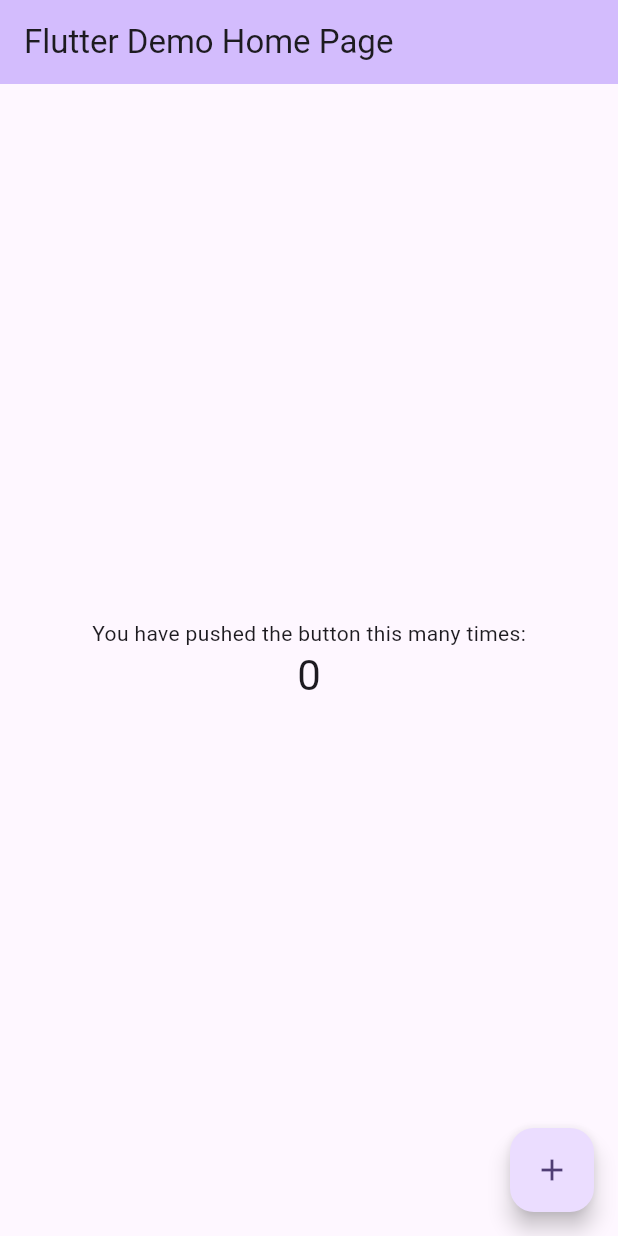
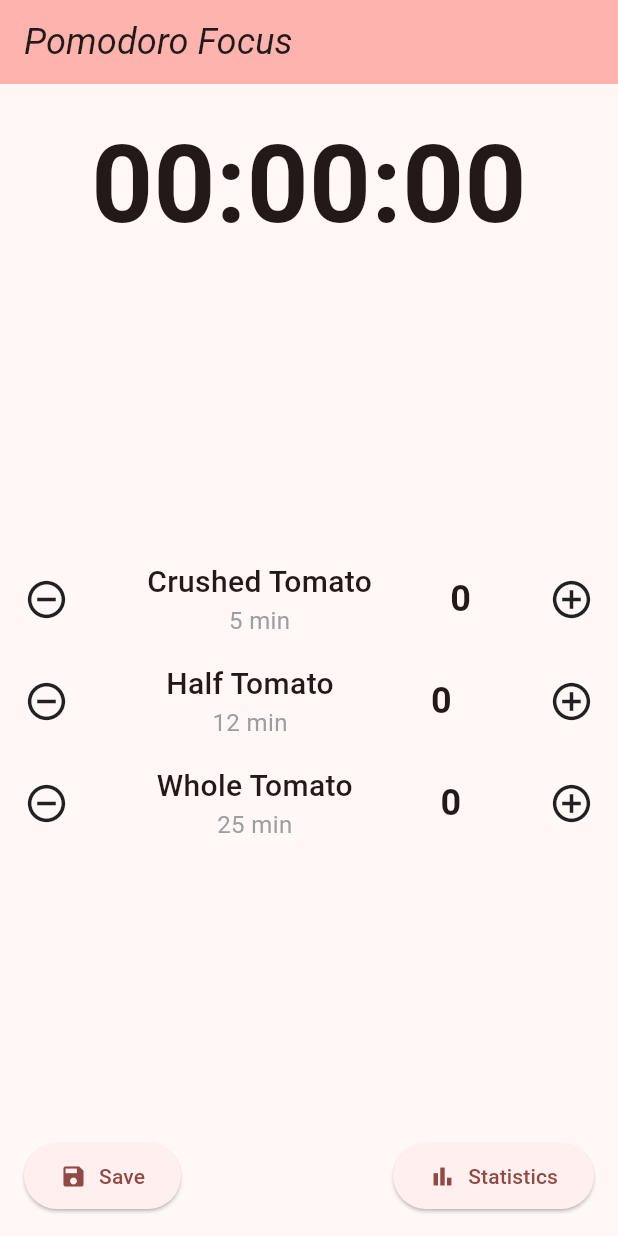
Before and after one commit to potaxo/pomodoro_app, a Flutter app: the screen it shows after launch, on a phone screen of 412 x 824 dp. Run offline on Flutter 3.47's test engine with Material 3 defaults, Android fonts, the phone set to English and light mode, and no system bars.

Commit message:
designed some layout

```diff
--- a/lib/main.dart
+++ b/lib/main.dart
@@ -1,4 +1,5 @@
 import 'package:flutter/material.dart';
+import 'package:pomodoro_app/screens/home_screen.dart'; // We will create this file next
 
 void main() {
   runApp(const MyApp());
@@ -7,116 +8,23 @@ void main() {
 class MyApp extends StatelessWidget {
   const MyApp({super.key});
 
-  // This widget is the root of your application.
   @override
   Widget build(BuildContext context) {
     return MaterialApp(
-      title: 'Flutter Demo',
+      title: 'Pomodoro Focus App',
       theme: ThemeData(
-        // This is the theme of your application.
-        //
-        // TRY THIS: Try running your application with "flutter run". You'll see
-        // the application has a purple toolbar. Then, without quitting the app,
-        // try changing the seedColor in the colorScheme below to Colors.green
-        // and then invoke "hot reload" (save your changes or press the "hot
-        // reload" button in a Flutter-supported IDE, or press "r" if you used
-        // the command line to start the app).
-        //
-        // Notice that the counter didn't reset back to zero; the application
-        // state is not lost during the reload. To reset the state, use hot
-        // restart instead.
-        //
-        // This works for code too, not just values: Most code changes can be
-        // tested with just a hot reload.
-        colorScheme: ColorScheme.fromSeed(seedColor: Colors.deepPurple),
+        // Using a color scheme based on a seed color for a modern look
+        colorScheme: ColorScheme.fromSeed(seedColor: Colors.redAccent),
+        useMaterial3: true,
+        // Setting a consistent text theme
+        textTheme: const TextTheme(
+          displayLarge: TextStyle(fontSize: 72.0, fontWeight: FontWeight.bold),
+          titleLarge: TextStyle(fontSize: 24.0, fontStyle: FontStyle.italic),
+          bodyMedium: TextStyle(fontSize: 14.0),
+        ),
       ),
-      home: const MyHomePage(title: 'Flutter Demo Home Page'),
+      // The app starts with the HomeScreen
+      home: const HomeScreen(),
     );
   }
 }
-
-class MyHomePage extends StatefulWidget {
-  const MyHomePage({super.key, required this.title});
-
-  // This widget is the home page of your application. It is stateful, meaning
-  // that it has a State object (defined below) that contains fields that affect
-  // how it looks.
-
-  // This class is the configuration for the state. It holds the values (in this
-  // case the title) provided by the parent (in this case the App widget) and
-  // used by the build method of the State. Fields in a Widget subclass are
-  // always marked "final".
-
-  final String title;
-
-  @override
-  State<MyHomePage> createState() => _MyHomePageState();
-}
-
-class _MyHomePageState extends State<MyHomePage> {
-  int _counter = 0;
-
-  void _incrementCounter() {
-    setState(() {
-      // This call to setState tells the Flutter framework that something has
-      // changed in this State, which causes it to rerun the build method below
-      // so that the display can reflect the updated values. If we changed
-      // _counter without calling setState(), then the build method would not be
-      // called again, and so nothing would appear to happen.
-      _counter++;
-    });
-  }
-
-  @override
-  Widget build(BuildContext context) {
-    // This method is rerun every time setState is called, for instance as done
-    // by the _incrementCounter method above.
-    //
-    // The Flutter framework has been optimized to make rerunning build methods
-    // fast, so that you can just rebuild anything that needs updating rather
-    // than having to individually change instances of widgets.
-    return Scaffold(
-      appBar: AppBar(
-        // TRY THIS: Try changing the color here to a specific color (to
-        // Colors.amber, perhaps?) and trigger a hot reload to see the AppBar
-        // change color while the other colors stay the same.
-        backgroundColor: Theme.of(context).colorScheme.inversePrimary,
-        // Here we take the value from the MyHomePage object that was created by
-        // the App.build method, and use it to set our appbar title.
-        title: Text(widget.title),
-      ),
-      body: Center(
-        // Center is a layout widget. It takes a single child and positions it
-        // in the middle of the parent.
-        child: Column(
-          // Column is also a layout widget. It takes a list of children and
-          // arranges them vertically. By default, it sizes itself to fit its
-          // children horizontally, and tries to be as tall as its parent.
-          //
-          // Column has various properties to control how it sizes itself and
-          // how it positions its children. Here we use mainAxisAlignment to
-          // center the children vertically; the main axis here is the vertical
-          // axis because Columns are vertical (the cross axis would be
-          // horizontal).
-          //
-          // TRY THIS: Invoke "debug painting" (choose the "Toggle Debug Paint"
-          // action in the IDE, or press "p" in the console), to see the
-          // wireframe for each widget.
-          mainAxisAlignment: MainAxisAlignment.center,
-          children: <Widget>[
-            const Text('You have pushed the button this many times:'),
-            Text(
-              '$_counter',
-              style: Theme.of(context).textTheme.headlineMedium,
-            ),
-          ],
-        ),
-      ),
-      floatingActionButton: FloatingActionButton(
-        onPressed: _incrementCounter,
-        tooltip: 'Increment',
-        child: const Icon(Icons.add),
-      ), // This trailing comma makes auto-formatting nicer for build methods.
-    );
-  }
-}
--- /dev/null
+++ b/lib/screens/home_screen.dart
@@ -0,0 +1,90 @@
+import 'package:flutter/material.dart';
+
+class HomeScreen extends StatelessWidget {
+  const HomeScreen({super.key});
+
+  @override
+  Widget build(BuildContext context) {
+    return Scaffold(
+      appBar: AppBar(
+        title: const Text('Pomodoro Focus'),
+        backgroundColor: Theme.of(context).colorScheme.inversePrimary,
+      ),
+      body: Padding(
+        padding: const EdgeInsets.all(16.0),
+        child: Column(
+          // mainAxisAlignment centers the children vertically
+          mainAxisAlignment: MainAxisAlignment.spaceBetween,
+          // crossAxisAlignment stretches the children to fill the horizontal space
+          crossAxisAlignment: CrossAxisAlignment.stretch,
+          children: <Widget>[
+            // 1. Timer Display (Placeholder)
+            const Text(
+              '00:00:00',
+              textAlign: TextAlign.center,
+              style: TextStyle(fontSize: 72, fontWeight: FontWeight.bold),
+            ),
+
+            // 2. Tomato Counters Section
+            Column(
+              children: [
+                _buildTomatoCounter('Crushed Tomato', '5 min'),
+                const SizedBox(height: 16), // Adds space between counters
+                _buildTomatoCounter('Half Tomato', '12 min'),
+                const SizedBox(height: 16),
+                _buildTomatoCounter('Whole Tomato', '25 min'),
+              ],
+            ),
+
+            // 3. Bottom Buttons Section
+            Row(
+              mainAxisAlignment: MainAxisAlignment.spaceBetween,
+              children: [
+                // Save Button (Placeholder)
+                ElevatedButton.icon(
+                  onPressed: () {
+                    // Action will be added later
+                  },
+                  icon: const Icon(Icons.save),
+                  label: const Text('Save'),
+                  style: ElevatedButton.styleFrom(
+                    padding: const EdgeInsets.symmetric(horizontal: 24, vertical: 12),
+                  ),
+                ),
+                // Statistics Button (Placeholder)
+                ElevatedButton.icon(
+                  onPressed: () {
+                    // Action will be added later
+                  },
+                  icon: const Icon(Icons.bar_chart),
+                  label: const Text('Statistics'),
+                  style: ElevatedButton.styleFrom(
+                    padding: const EdgeInsets.symmetric(horizontal: 24, vertical: 12),
+                  ),
+                ),
+              ],
+            ),
+          ],
+        ),
+      ),
+    );
+  }
+
+  // A helper method to build the tomato counter rows to avoid repeating code
+  Widget _buildTomatoCounter(String name, String duration) {
+    return Row(
+      mainAxisAlignment: MainAxisAlignment.spaceBetween,
+      children: [
+        const Icon(Icons.remove_circle_outline, size: 30),
+        Column(
+          children: [
+            Text(name, style: const TextStyle(fontSize: 20, fontWeight: FontWeight.w500)),
+            Text(duration, style: const TextStyle(fontSize: 16, color: Colors.grey)),
+          ],
+        ),
+        const Text('0', style: TextStyle(fontSize: 24, fontWeight: FontWeight.bold)),
+        const Icon(Icons.add_circle_outline, size: 30),
+      ],
+    );
+  }
+}
```
